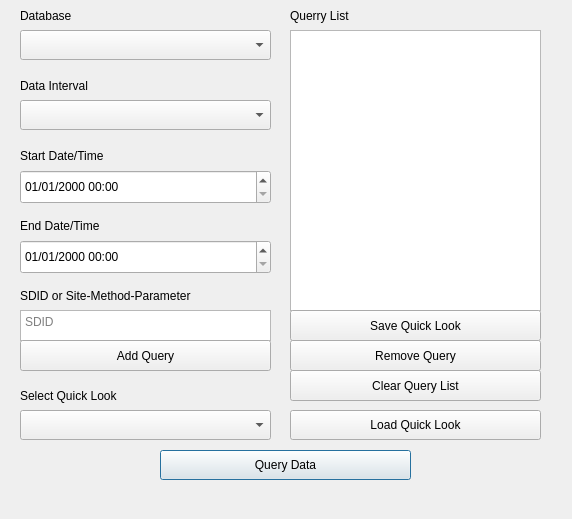
First picture: the form in winQuery.ui, repository S31F3R/DataDoctor, before the edit.
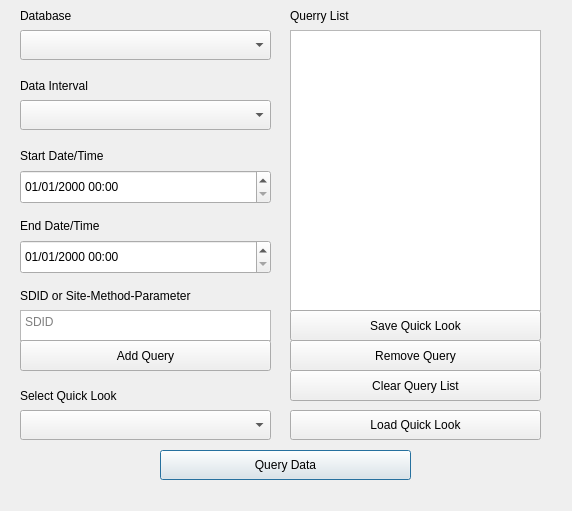
Second picture: the form after the edit.

```diff
--- a/winQuery.ui
+++ b/winQuery.ui
@@ -7,7 +7,7 @@
     <x>0</x>
     <y>0</y>
     <width>572</width>
-    <height>519</height>
+    <height>511</height>
    </rect>
   </property>
   <property name="windowTitle">
```
